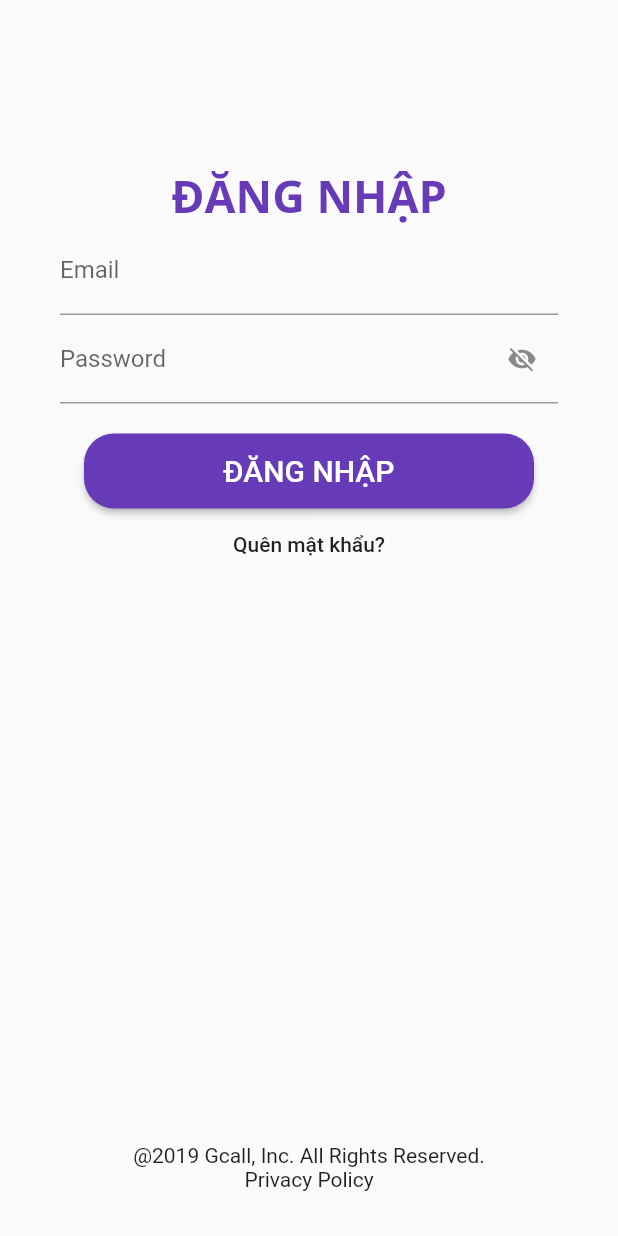
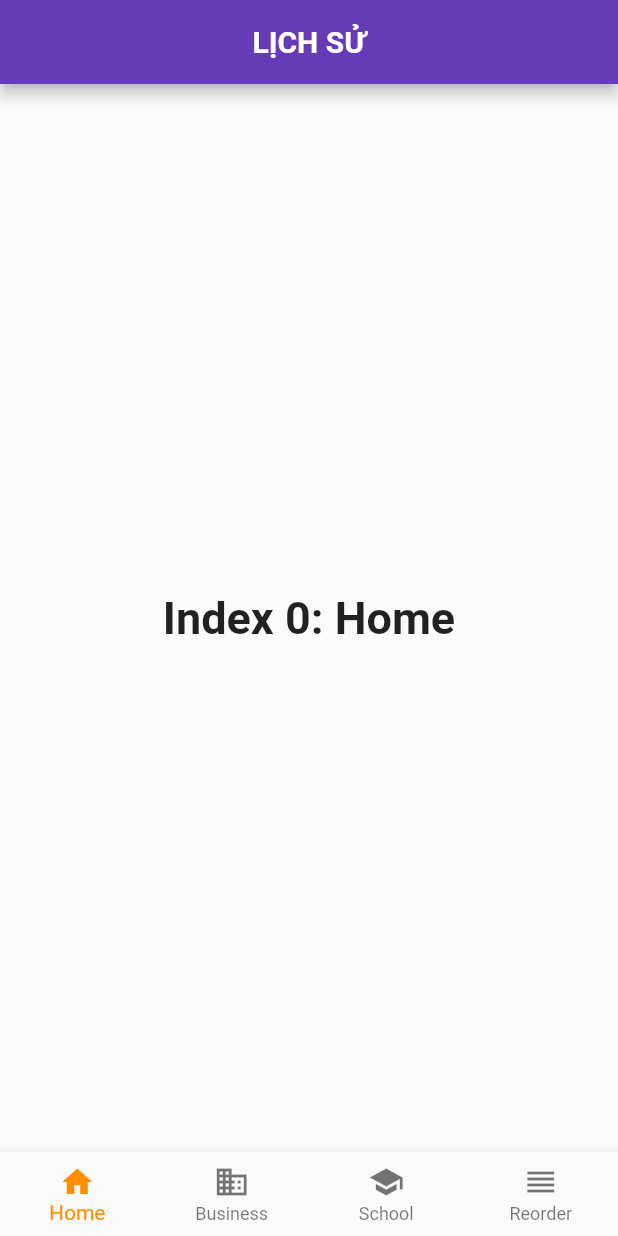
Before and after one commit to quynguyen2303/gcall, a Flutter app: the screen it shows after launch, on a phone screen of 412 x 824 dp. Run offline on Flutter 3.47's test engine with Material 2 defaults, Android fonts, the phone set to English and light mode, and no system bars; our stand-ins replace dio, shared_preferences.

Commit message:
made homepage structure

```diff
--- a/lib/main.dart
+++ b/lib/main.dart
@@ -20,12 +20,13 @@ class GCall extends StatelessWidget {
         ChangeNotifierProvider.value(value: Auth()),
       ],
       child: Consumer<Auth>(builder: (context, auth, _) => MaterialApp(
+        debugShowCheckedModeBanner: false,
         theme: ThemeData.light().copyWith(
           primaryColor: Pallete.primaryColor,
           backgroundColor: Colors.white,
         ),
-        home: auth.isAuth()
-              ? CallHistory()
+        home: true // auth.isAuth()
+              ? HistoryScreen()
               : FutureBuilder(
                   future: auth.tryAutoLogin(),
                   builder: (context, authResultSnapshot) =>
@@ -36,7 +37,7 @@ class GCall extends StatelessWidget {
                 ),
         routes: {
           LoginScreen.routeName: (context) => LoginScreen(),
-          CallHistory.routeName: (context) => CallHistory(),
+          HistoryScreen.routeName: (context) => HistoryScreen(),
 
         },
       ),)
--- a/lib/screens/HistoryScreen.dart
+++ b/lib/screens/HistoryScreen.dart
@@ -1,14 +1,74 @@
 import 'package:flutter/material.dart';
 
-class CallHistory extends StatelessWidget {
+class HistoryScreen extends StatefulWidget {
+  static const routeName = './HistoryScreen';
 
-  static const routeName = '/CallHistory';
+  @override
+  _HistoryScreenState createState() => _HistoryScreenState();
+}
+
+class _HistoryScreenState extends State<HistoryScreen> {
+  int _selectedIndex = 0;
+  static const TextStyle optionStyle =
+      TextStyle(fontSize: 30, fontWeight: FontWeight.bold);
+  static const List<Widget> _widgetOptions = <Widget>[
+    Text(
+      'Index 0: Home',
+      style: optionStyle,
+    ),
+    Text(
+      'Index 1: Business',
+      style: optionStyle,
+    ),
+    Text(
+      'Index 2: School',
+      style: optionStyle,
+    ),Text(
+      'Index 3: Reorder',
+      style: optionStyle,
+    ),
+  ];
+
+  void _onItemTapped(int index) {
+    setState(() {
+      _selectedIndex = index;
+    });
+  }
 
   @override
   Widget build(BuildContext context) {
     return Scaffold(
-          body: Container(
-        child: Center(child: Text('Call History Page')),
+      appBar: AppBar(
+        centerTitle: true,
+        title: Text(
+          'LỊCH SỬ',
+          style: TextStyle(fontWeight: FontWeight.w700),
+        ),
+      ),
+      body: Center(child: _widgetOptions.elementAt(_selectedIndex),),
+      bottomNavigationBar: BottomNavigationBar(
+        type: BottomNavigationBarType.fixed,
+        items: const <BottomNavigationBarItem>[
+        BottomNavigationBarItem(
+          icon: Icon(Icons.home),
+          title: Text('Home'),
+        ),
+        BottomNavigationBarItem(
+          icon: Icon(Icons.business),
+          title: Text('Business'),
+        ),
+        BottomNavigationBarItem(
+          icon: Icon(Icons.school),
+          title: Text('School'),
+        ),
+        BottomNavigationBarItem(
+          icon: Icon(Icons.reorder),
+          title: Text('Reorder'),
+        )
+      ],
+      currentIndex: _selectedIndex,
+      selectedItemColor: Colors.amber[800],
+      onTap: _onItemTapped,
       ),
     );
   }
--- a/lib/screens/LoginScreen.dart
+++ b/lib/screens/LoginScreen.dart
@@ -89,7 +89,7 @@ class _AuthCardState extends State<AuthCard> {
       await Provider.of<Auth>(context)
           .authenticate(_authData['email'], _authData['password']);
 
-      Navigator.of(context).pushReplacementNamed(CallHistory.routeName);
+      Navigator.of(context).pushReplacementNamed(HistoryScreen.routeName);
 
     } catch (error) {
       final alertMess = 'Email hoặc mật khẩu không đúng. Vui lòng thử lại!';
```
